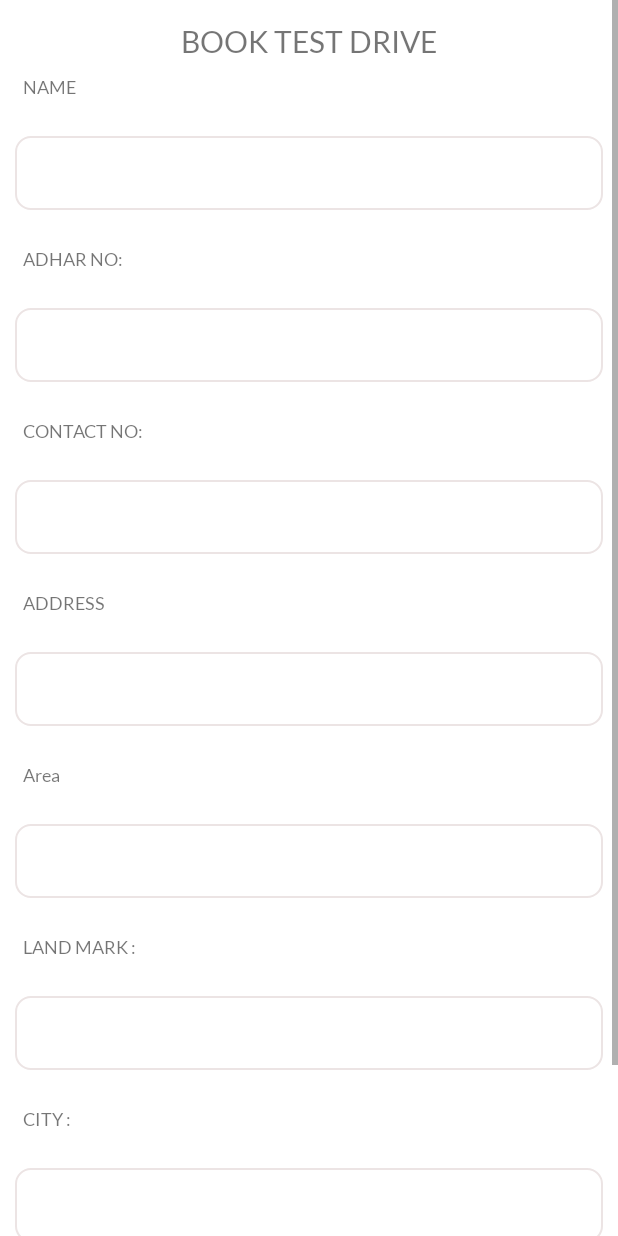
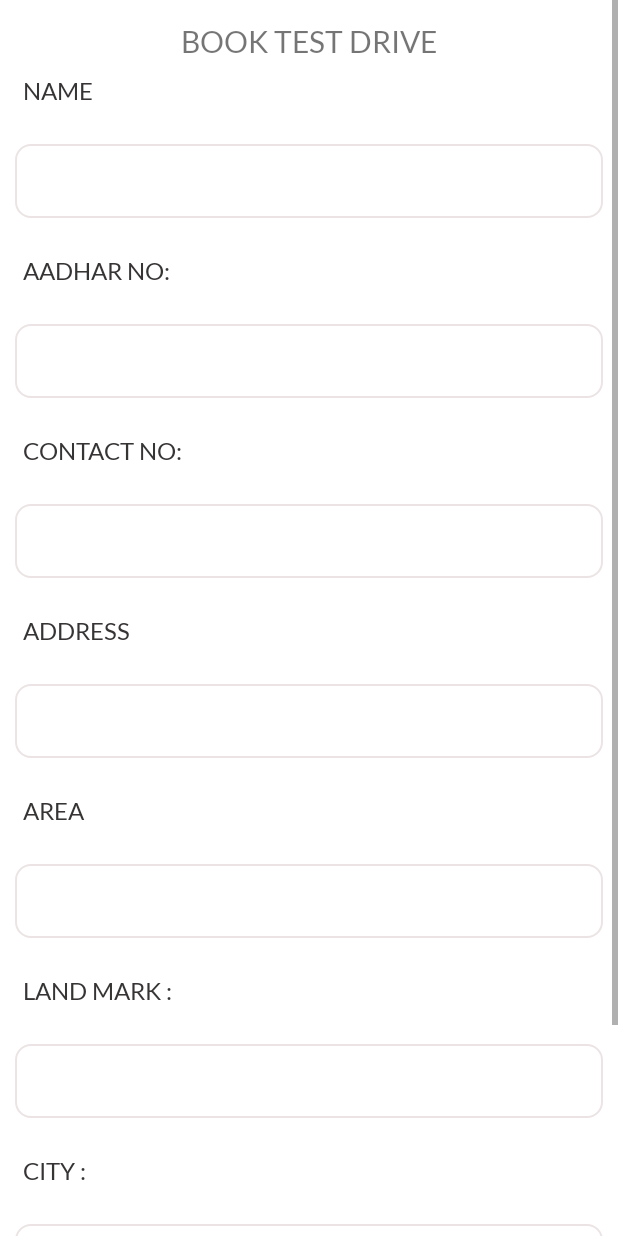
Before and after one commit to macsoftechnologies/vElectrix_android, an Android app: the BookTestDriveActivity screen opened directly, with no data from a screen before it, on a phone screen of 412 x 824 dp. Run offline under Robolectric (Android 15) with nearby library versions, the phone set to English and light mode, and no system bars.

Commit message:
Bug fixes as per feedback (1.0.5)

```diff
--- a/app/build.gradle
+++ b/app/build.gradle
@@ -16,7 +16,7 @@ android {
         minSdkVersion 21
         targetSdkVersion 32
         versionCode 1
-        versionName "1.0.5"
+        versionName "1.0.6"
         archivesBaseName = "Vihaan-$versionName"
         testInstrumentationRunner "androidx.test.runner.AndroidJUnitRunner"
     }
--- a/app/src/main/java/com/macsoftech/vihaan/fragment/VenrouteBikeDetailFragment.java
+++ b/app/src/main/java/com/macsoftech/vihaan/fragment/VenrouteBikeDetailFragment.java
@@ -30,6 +30,7 @@ import com.tbuonomo.viewpagerdotsindicator.DotsIndicator;
 
 import java.util.ArrayList;
 import java.util.HashMap;
+import java.util.LinkedHashMap;
 import java.util.List;
 import java.util.Map;
 
@@ -137,7 +138,7 @@ public class VenrouteBikeDetailFragment extends Fragment {
 
     void populateBottomSheetContent(List<ColorMappingResponse> list, LinearLayout ll_container) {
         ColorMappingResponse data = list.get(0);
-        Map<String, String> map = new HashMap<>();
+        Map<String, String> map = new LinkedHashMap<>();
         //
         map.put("Top Speed", data.getTopSpeed());
         map.put("Range", data.getRange());
@@ -186,7 +187,7 @@ public class VenrouteBikeDetailFragment extends Fragment {
             index++;
         }
 
-        for (int i = 0; i < 7; i++) {
+        for (int i = 0; i < 8; i++) {
             ll_container.getChildAt(i).setVisibility(View.VISIBLE);
         }
 
--- a/app/src/main/res/layout/activity_booktestdrive.xml
+++ b/app/src/main/res/layout/activity_booktestdrive.xml
@@ -34,7 +34,8 @@
     <TextView
         android:gravity="left"
         android:layout_margin="5dp"
-        android:textSize="@dimen/sub_title"
+        android:textSize="16sp"
+        android:textColor="@color/book_test_ride_header_font"
         android:layout_width="match_parent"
         android:layout_height="wrap_content"
         android:text="@string/name" />
@@ -54,7 +55,8 @@
     <TextView
         android:gravity="left"
         android:layout_margin="5dp"
-        android:textSize="@dimen/sub_title"
+        android:textSize="16sp"
+        android:textColor="@color/book_test_ride_header_font"
         android:layout_width="match_parent"
         android:layout_height="wrap_content"
         android:text="@string/adhar_no" />
@@ -67,13 +69,15 @@
         android:layout_marginTop="20dp"
         android:layout_marginBottom="20dp"
         android:ems="10"
+        android:maxLength="12"
         android:singleLine="true"
         android:inputType="number" />
 
     <TextView
         android:gravity="left"
         android:layout_margin="5dp"
-        android:textSize="@dimen/sub_title"
+        android:textSize="16sp"
+        android:textColor="@color/book_test_ride_header_font"
         android:layout_width="match_parent"
         android:layout_height="wrap_content"
         android:text="CONTACT NO:" />
@@ -85,6 +89,7 @@
         android:layout_marginTop="20dp"
         android:layout_marginBottom="20dp"
         android:ems="10"
+        android:maxLength="10"
         android:background="@drawable/et_book_ride"
         android:singleLine="true"
         android:inputType="number" />
@@ -92,7 +97,8 @@
     <TextView
         android:gravity="left"
         android:layout_margin="5dp"
-        android:textSize="@dimen/sub_title"
+        android:textSize="16sp"
+        android:textColor="@color/book_test_ride_header_font"
         android:layout_width="match_parent"
         android:layout_height="wrap_content"
         android:text="ADDRESS" />
@@ -111,10 +117,11 @@
     <TextView
         android:gravity="left"
         android:layout_margin="5dp"
-        android:textSize="@dimen/sub_title"
+        android:textSize="16sp"
+        android:textColor="@color/book_test_ride_header_font"
         android:layout_width="match_parent"
         android:layout_height="wrap_content"
-        android:text="Area" />
+        android:text="AREA" />
 
     <EditText
         android:id="@+id/edit_addrs2"
@@ -131,7 +138,8 @@
     <TextView
         android:gravity="left"
         android:layout_margin="5dp"
-        android:textSize="@dimen/sub_title"
+        android:textSize="16sp"
+        android:textColor="@color/book_test_ride_header_font"
         android:layout_width="match_parent"
         android:layout_height="wrap_content"
         android:text="LAND MARK :" />
@@ -151,7 +159,8 @@
     <TextView
         android:gravity="left"
         android:layout_margin="5dp"
-        android:textSize="@dimen/sub_title"
+        android:textSize="16sp"
+        android:textColor="@color/book_test_ride_header_font"
         android:layout_width="match_parent"
         android:layout_height="wrap_content"
         android:text="CITY :" />
--- a/app/src/main/res/layout/frag_image_banner.xml
+++ b/app/src/main/res/layout/frag_image_banner.xml
@@ -14,6 +14,7 @@
         android:layout_height="match_parent">
         <ImageView
             android:id="@+id/iv_banner"
+            android:scaleType="fitXY"
             android:layout_width="match_parent"
             tools:src="@drawable/app_icon"
             android:layout_gravity="center"
--- a/app/src/main/res/layout/fragment_home_detail.xml
+++ b/app/src/main/res/layout/fragment_home_detail.xml
@@ -31,13 +31,13 @@
             android:lineSpacingMultiplier="1.5"
             android:textSize="16sp"
             android:layout_height="wrap_content"
-            tools:text="VEnroute ensures to sell the top-of-the-line electric vehicles to our customers as we invest in improving every aspect of the electric vehicle experience i.e., from technology to design to provide the best products to our customers, we strive for a sense of purpose towards innovation. We at VE believe that innovation is the key to growth and success, which is why no word encompasses what we stand for - The Vigorous Effort we put into providing the best possible service to our customers." />
+            tools:text="VEnroute ensures to sell the top-of-the-line electric vehicles to our customers as we invest in improving every aspect of the electric vehicle experience i.e., from technology to design to provide the best products to our customers, we strive for a sense of purpose towards innovation. We at VE believe that innovation is the key to growth and success, which is why no word encompasses what we stand for - The Vigorous Effort we put into providing the best possible service to our customers. Vihaan Electrix has joined hands and formed an association with the pioneers in EVs, like BOOM MOTORS, BGAUSS, FRANKLYN EV, EARTH ENERGY. With this VE enables the EV market expansion in every remote corner of Andhra Pradesh." />
     </ScrollView>
 
     <ImageView
         android:id="@+id/iv_next"
         android:layout_gravity="right"
-        android:layout_margin="20sp"
+        android:layout_margin="10dp"
         android:layout_width="50dp"
         android:src="@drawable/ic_baseline_navigate_next_24"
         android:layout_height="50dp"/>
--- a/app/src/main/res/layout/fragment_v_ease.xml
+++ b/app/src/main/res/layout/fragment_v_ease.xml
@@ -87,7 +87,7 @@
         <TextView
             android:layout_margin="10dp"
             android:layout_width="wrap_content"
-            android:text="+91 9000 555 855"
+            android:text="90005 55855"
             android:textColor="@color/black"
             android:textSize="25sp"
             android:padding="5dp"
--- a/app/src/main/res/layout/fragment_venroute_bike_detail.xml
+++ b/app/src/main/res/layout/fragment_venroute_bike_detail.xml
@@ -27,7 +27,7 @@
       android:layout_height="wrap_content"
       app:dotsColor="@color/material_white"
       app:dotsCornerRadius="8dp"
-      app:dotsSize="12dp"
+      app:dotsSize="8dp"
       android:layout_marginTop="10dp"
       app:dotsSpacing="4dp"
       app:dotsWidthFactor="2.5"
@@ -202,7 +202,7 @@
       android:textSize="18sp"
       android:layout_marginTop="5dp"
       android:fontFamily="@font/lato_bold"
-      android:text="VEHICLE SPECIFICATIONS"
+      android:text="SPECIFICATIONS"
       android:layout_height="wrap_content"/>
   <LinearLayout
       android:id="@+id/ll_data"
--- a/app/src/main/res/values/colors.xml
+++ b/app/src/main/res/values/colors.xml
@@ -13,4 +13,5 @@
     <color name="white">#FFFFFFFF</color>
     <color name="material_white">#ECE4E4</color>
     <color name="md_blue_200">#878686</color>
+    <color name="book_test_ride_header_font">#373434</color>
 </resources>
--- a/app/src/main/res/values/strings.xml
+++ b/app/src/main/res/values/strings.xml
@@ -5,7 +5,7 @@
     <string name="venroute">VENROUTE</string>
     <string name="book_test_drive">BOOK TEST DRIVE</string>
     <string name="name">NAME</string>
-    <string name="adhar_no">ADHAR NO:</string>
+    <string name="adhar_no">AADHAR NO:</string>
     <string name="nav_title_format"><b>%s</b>%s</string>
     <string name="venture"><b>VE</b>NTURE</string>
     <string name="map_api_key">AIzaSyAyn1EZPZnSi0uouAzrlaj_o0HRtNGUd5k</string>
```
Also changed, not shown: app/src/main/java/com/macsoftech/vihaan/fragment/HomeFragment.java (+14 -6 lines), app/src/main/res/layout/fragment_dashboard.xml (+17 -0 lines), app/src/main/res/drawable-xhdpi/ve_care_for_ev.png (added), app/src/main/res/drawable-xhdpi/ve_logo_h.jpeg (deleted), app/src/main/res/drawable-xhdpi/ve_logo_h.png (added).
